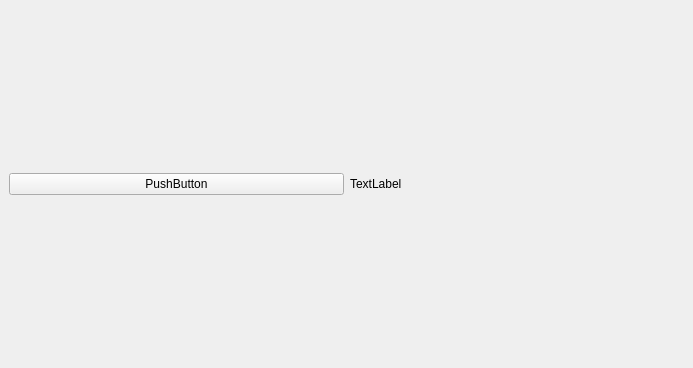
The window that Delta0/mainwindow.ui (Fil-Vibrant/Calcul-Viscosite) describes before a commit, drawn with Qt 5.
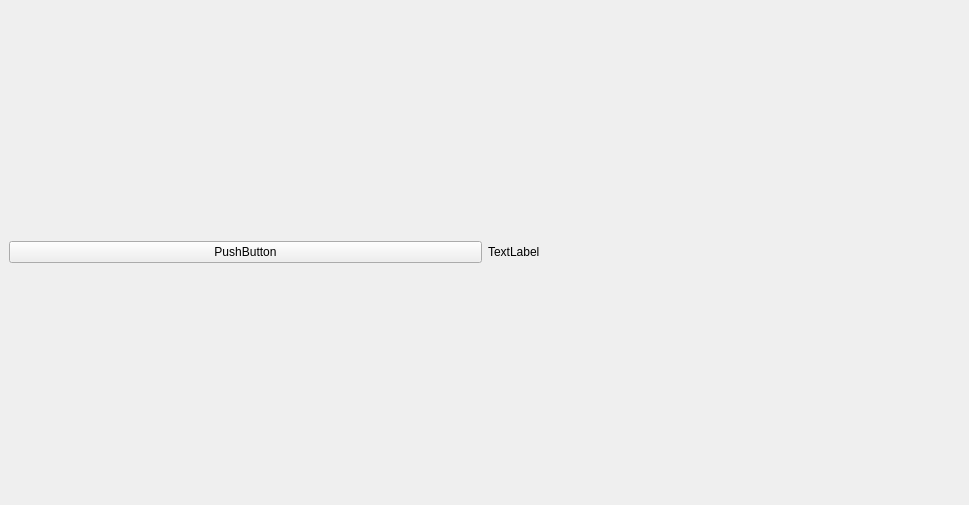
The same window after the commit.

Commit message: fixing graph class

Patch:
```diff
--- a/Delta0/mainwindow.ui
+++ b/Delta0/mainwindow.ui
@@ -6,15 +6,15 @@
    <rect>
     <x>0</x>
     <y>0</y>
-    <width>693</width>
-    <height>368</height>
+    <width>969</width>
+    <height>505</height>
    </rect>
   </property>
   <property name="windowTitle">
    <string>MainWindow</string>
   </property>
   <widget class="QWidget" name="centralwidget">
-   <layout class="QGridLayout" name="gridLayout_2">
+   <layout class="QGridLayout" name="gridLayout">
     <item row="0" column="0">
      <widget class="QPushButton" name="pushButton">
       <property name="text">
@@ -30,7 +30,14 @@
      </widget>
     </item>
     <item row="1" column="0" colspan="2">
-     <layout class="QGridLayout" name="graphLayout"/>
+     <layout class="QGridLayout" name="gridLayout_2">
+      <item row="1" column="0">
+       <layout class="QGridLayout" name="yGraphLayout"/>
+      </item>
+      <item row="0" column="0">
+       <layout class="QGridLayout" name="xGraphLayout"/>
+      </item>
+     </layout>
     </item>
    </layout>
   </widget>
```
The commit also changes 6 other files.
